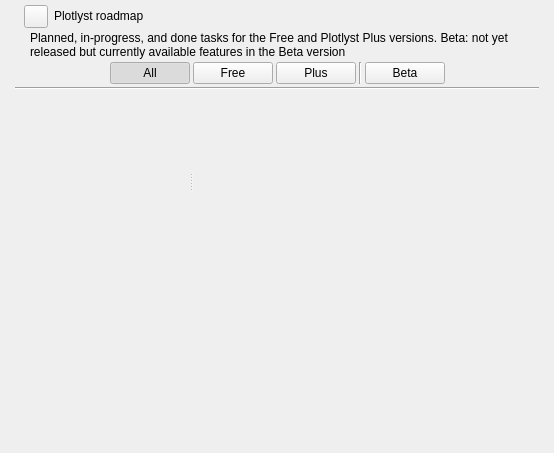
First picture: the form in ui/roadmap_view.ui, repository zkovari/plotlyst, before the edit.
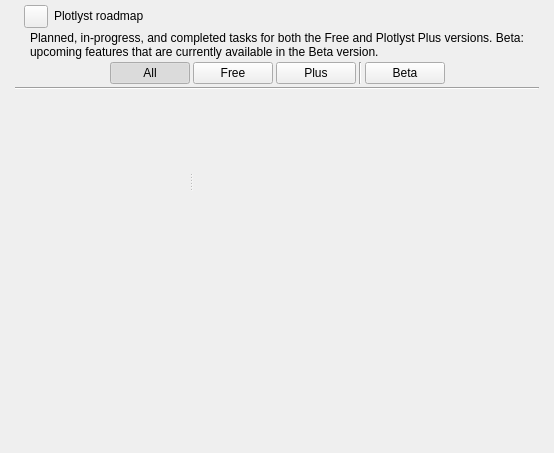
Second picture: the form after the edit.

The edit to the form file:
```diff
--- a/ui/roadmap_view.ui
+++ b/ui/roadmap_view.ui
@@ -111,7 +111,7 @@
       <item>
        <widget class="QLabel" name="label">
         <property name="text">
-         <string>Planned, in-progress, and done tasks for the Free and Plotlyst Plus versions. Beta: not yet released but currently available features in the Beta version</string>
+         <string>Planned, in-progress, and completed tasks for both the Free and Plotlyst Plus versions. Beta: upcoming features that are currently available in the Beta version.</string>
         </property>
         <property name="wordWrap">
          <bool>true</bool>
```
Left out of the diff: 3 changed lines with no effect on the pictures.
